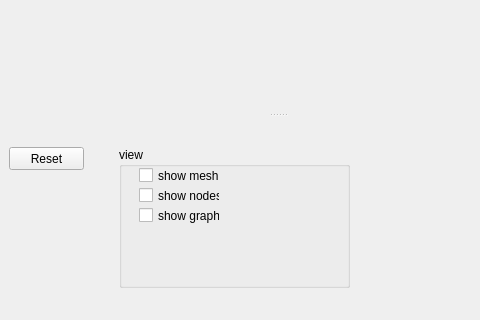
Above: dynamicfusionui.ui from dolphin-li/DynamicFusion before the change; both pictures show x 361 to 841 and y 549 to 869 of the 1278 by 869 pixel window. Below: the same form after it.
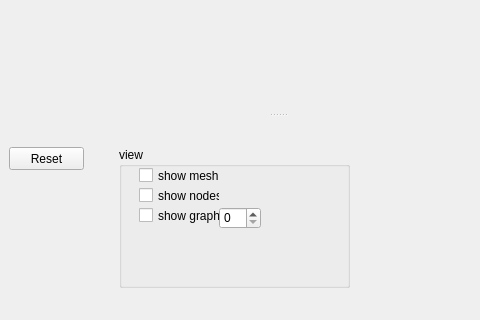
That is the form after the change. Custom widgets are drawn as their Qt base class.

Commit message: graph visualization done.

```diff
--- a/dynamicfusionui.ui
+++ b/dynamicfusionui.ui
@@ -325,6 +325,16 @@
        <string>show graph</string>
       </property>
      </widget>
+     <widget class="QSpinBox" name="sbShowGraphLevel">
+      <property name="geometry">
+       <rect>
+        <x>100</x>
+        <y>60</y>
+        <width>42</width>
+        <height>22</height>
+       </rect>
+      </property>
+     </widget>
     </widget>
    </widget>
   </widget>
```
The commit also changes 5 other files.
